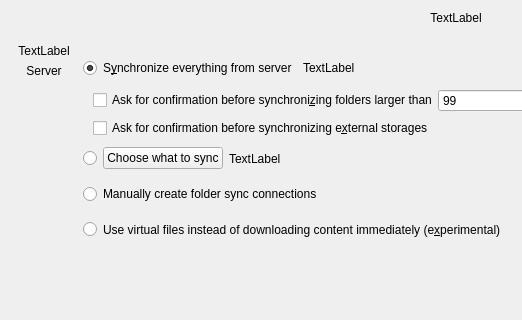
Above: src/gui/wizard/owncloudadvancedsetuppage.ui from nextcloud/desktop before the change; both pictures show x 0 to 522 and y 0 to 320 of the 912 by 635 pixel window. Below: the same form after it.
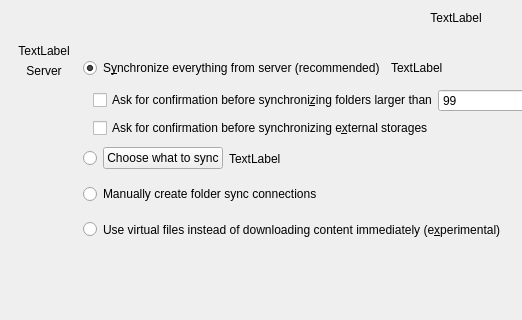
That is the form after the change.

Commit message: Wizard: Add a "(recommended)" to the main option #6470

What changed in the file:
```diff
--- a/src/gui/wizard/owncloudadvancedsetuppage.ui
+++ b/src/gui/wizard/owncloudadvancedsetuppage.ui
@@ -240,7 +240,7 @@
           <item>
            <widget class="QRadioButton" name="rSyncEverything">
             <property name="text">
-             <string>S&amp;ynchronize everything from server</string>
+             <string>S&amp;ynchronize everything from server (recommended)</string>
             </property>
             <property name="checked">
              <bool>true</bool>
```
